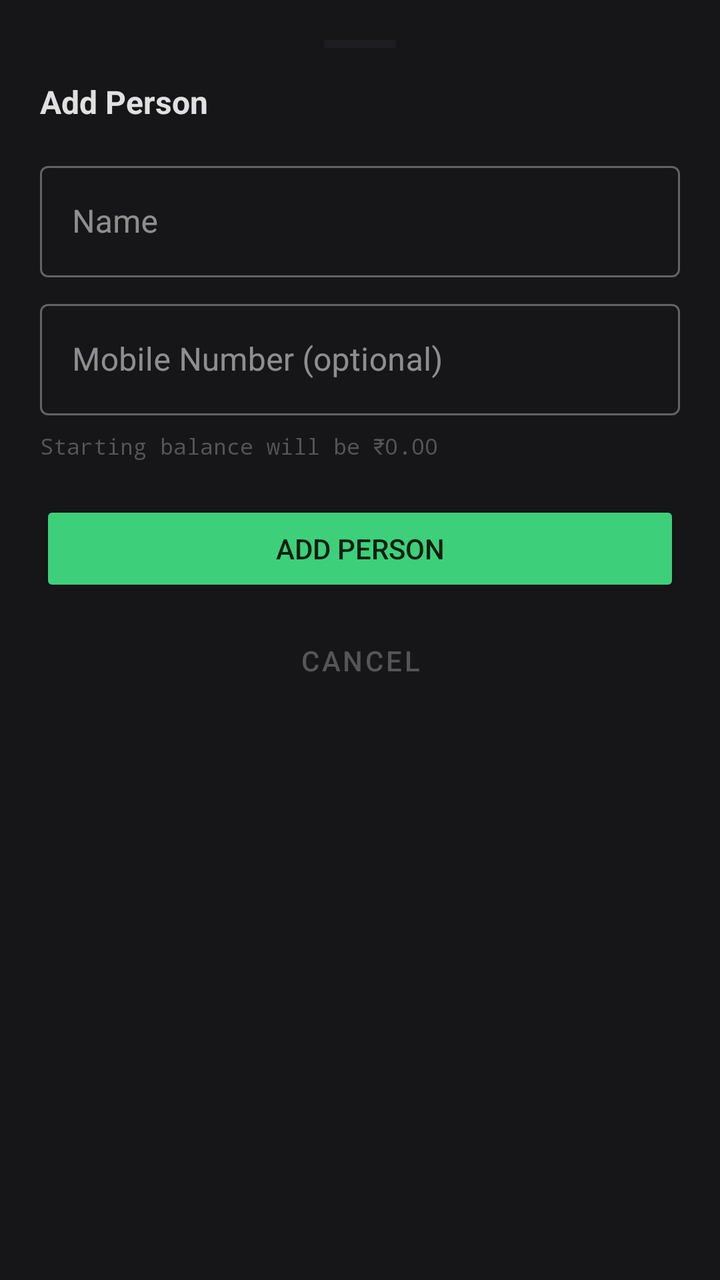
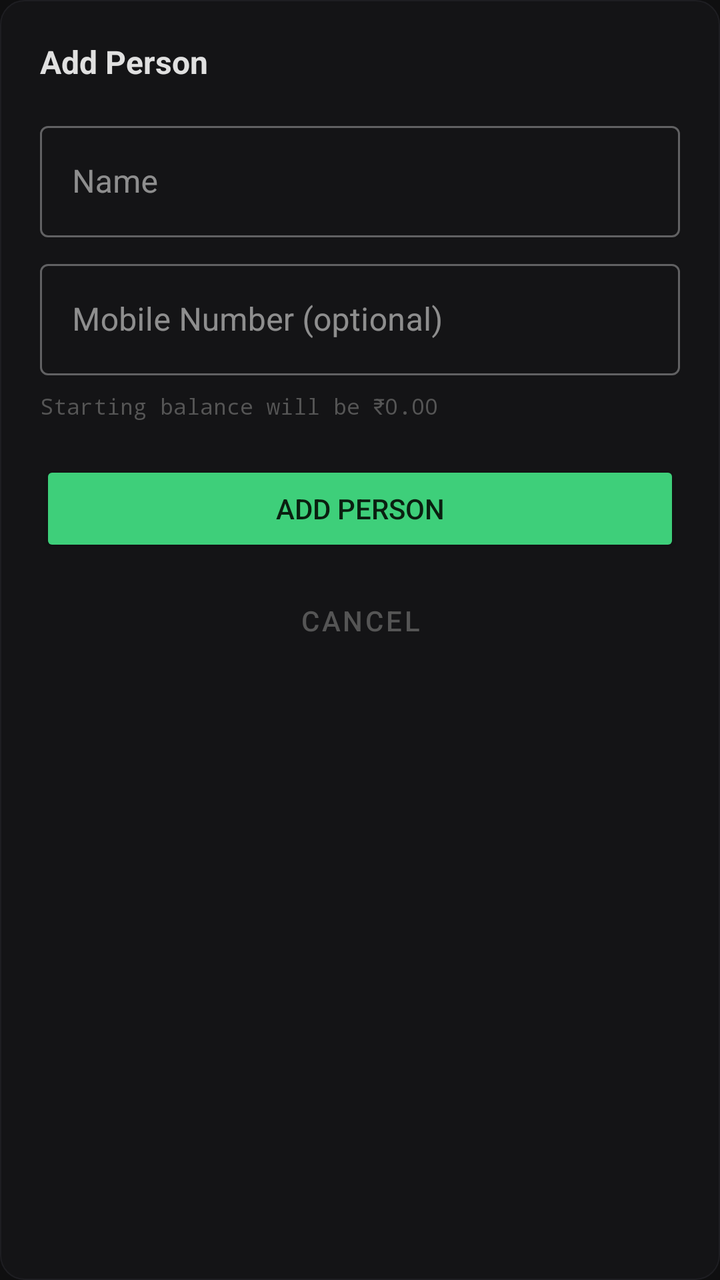

The first picture is an Android layout as it rendered before a commit; the second is the same layout after the commit. The layout source and the unified diff follow.
<!-- AndroidManifest.xml: application theme Theme.OfflineLedger -->
<!-- res/layout/sheet_add_person.xml -->
<?xml version="1.0" encoding="utf-8"?>
<LinearLayout
    xmlns:android="http://schemas.android.com/apk/res/android"
    android:layout_width="match_parent"
    android:layout_height="wrap_content"
    android:orientation="vertical"
    android:padding="20dp"
    android:background="@color/bg_sheet">

    
    <View
        android:layout_width="36dp"
        android:layout_height="4dp"
        android:background="@color/divider"
        android:layout_gravity="center_horizontal"
        android:layout_marginBottom="16dp"/>

    <TextView
        android:id="@+id/tvSheetTitle"
        android:layout_width="wrap_content"
        android:layout_height="wrap_content"
        android:text="Add Person"
        android:textColor="@color/primary_text"
        android:textSize="16sp"
        android:textStyle="bold"
        android:layout_marginBottom="16dp"/>

    <com.google.android.material.textfield.TextInputLayout
        android:layout_width="match_parent"
        android:layout_height="wrap_content"
        android:hint="Name"
        style="@style/Widget.MaterialComponents.TextInputLayout.OutlinedBox"
        android:layout_marginBottom="8dp">

        <com.google.android.material.textfield.TextInputEditText
            android:id="@+id/etName"
            android:layout_width="match_parent"
            android:layout_height="wrap_content"
            android:inputType="textPersonName|textCapWords"
            android:imeOptions="actionNext"
            android:textColor="@color/primary_text"/>

    </com.google.android.material.textfield.TextInputLayout>

    <com.google.android.material.textfield.TextInputLayout
        android:layout_width="match_parent"
        android:layout_height="wrap_content"
        android:hint="Mobile Number (optional)"
        style="@style/Widget.MaterialComponents.TextInputLayout.OutlinedBox"
        android:layout_marginBottom="8dp">

        <com.google.android.material.textfield.TextInputEditText
            android:id="@+id/etMobile"
            android:layout_width="match_parent"
            android:layout_height="wrap_content"
            android:inputType="phone"
            android:imeOptions="actionDone"
            android:textColor="@color/primary_text"/>

    </com.google.android.material.textfield.TextInputLayout>

    <TextView
        android:layout_width="wrap_content"
        android:layout_height="wrap_content"
        android:text="Starting balance will be ₹0.00"
        android:textColor="@color/hint_text"
        android:textSize="11sp"
        android:fontFamily="monospace"
        android:layout_marginBottom="20dp"/>

    <Button
        android:id="@+id/btnAdd"
        android:layout_width="match_parent"
        android:layout_height="48dp"
        android:text="Add Person"
        android:backgroundTint="@color/color_positive"
        android:textColor="@color/fab_icon_tint"
        android:layout_marginBottom="8dp"/>

    <Button
        android:id="@+id/btnCancel"
        style="@style/Widget.MaterialComponents.Button.TextButton"
        android:layout_width="match_parent"
        android:layout_height="wrap_content"
        android:text="Cancel"
        android:textColor="@color/hint_text"/>

</LinearLayout>
<!-- resources referenced by this layout -->
<resources>
  <color name="bg_sheet">#161618</color>
  <color name="color_positive">#3ECF7A</color>
  <color name="divider">#1E1E22</color>
  <color name="fab_icon_tint">#0A1F10</color>
  <color name="hint_text">#555555</color>
  <color name="primary_text">#E0E0E0</color>
  <style name="Theme.OfflineLedger" parent="Theme.MaterialComponents.DayNight.NoActionBar">
          <item name="colorPrimary">@color/colorPrimary</item>
          <item name="colorPrimaryVariant">@color/colorPrimaryVariant</item>
          <item name="colorOnPrimary">@color/colorOnPrimary</item>
          <item name="colorSecondary">@color/colorSecondary</item>
          <item name="colorOnSecondary">@color/colorOnSecondary</item>
          <item name="colorError">@color/colorError</item>
          <item name="colorOnError">@color/colorOnError</item>
          <item name="android:colorBackground">@color/colorBackground</item>
          <item name="colorOnBackground">@color/colorOnBackground</item>
          <item name="colorSurface">@color/colorSurface</item>
          <item name="colorOnSurface">@color/colorOnSurface</item>
          <item name="android:windowBackground">@color/bg_primary</item>
          <item name="android:statusBarColor">@color/bg_primary</item>
          <item name="android:navigationBarColor">@color/bg_primary</item>
          <item name="android:windowLightStatusBar">false</item>
          <item name="android:textColorPrimary">@color/primary_text</item>
          <item name="android:textColorSecondary">@color/secondary_text</item>
          <item name="android:textColorHint">@color/hint_text</item>
          <item name="materialAlertDialogTheme">@style/ThemeOverlay.MaterialComponents.Dialog.Alert</item>
      </style>
  <color name="colorPrimary">#3ECF7A</color>
  <color name="colorPrimaryVariant">#2A9A58</color>
  <color name="colorOnPrimary">#0A1F10</color>
  <color name="colorSecondary">#3ECF7A</color>
  <color name="colorOnSecondary">#0A1F10</color>
  <color name="colorError">#E05252</color>
  <color name="colorOnError">#FFFFFF</color>
  <color name="colorBackground">#0F0F10</color>
  <color name="colorOnBackground">#E0E0E0</color>
  <color name="colorSurface">#141416</color>
  <color name="colorOnSurface">#E0E0E0</color>
  <color name="bg_primary">#0F0F10</color>
  <color name="secondary_text">#999999</color>
</resources>

<!-- the commit's change to res/layout/sheet_add_person.xml (unified diff, before → after) -->
@@ -5,15 +5,7 @@
     android:layout_height="wrap_content"
     android:orientation="vertical"
     android:padding="20dp"
-    android:background="@color/bg_sheet">
-
-    
-    <View
-        android:layout_width="36dp"
-        android:layout_height="4dp"
-        android:background="@color/divider"
-        android:layout_gravity="center_horizontal"
-        android:layout_marginBottom="16dp"/>
+    android:background="@drawable/bg_card">
 
     <TextView
         android:id="@+id/tvSheetTitle"
<!-- resource entries referenced after the edit -->
@@ -1,11 +1,16 @@
 <!-- resources referenced by this layout -->
 <resources>
-  <color name="bg_sheet">#161618</color>
   <color name="color_positive">#3ECF7A</color>
-  <color name="divider">#1E1E22</color>
   <color name="fab_icon_tint">#0A1F10</color>
   <color name="hint_text">#555555</color>
   <color name="primary_text">#E0E0E0</color>
+  <!-- drawable bg_card (drawable) -->
+  <?xml version="1.0" encoding="utf-8"?>
+  <shape xmlns:android="http://schemas.android.com/apk/res/android">
+      <solid android:color="@color/bg_card"/>
+      <corners android:radius="12dp"/>
+      <stroke android:width="0.5dp" android:color="@color/divider"/>
+  </shape>
   <style name="Theme.OfflineLedger" parent="Theme.MaterialComponents.DayNight.NoActionBar">
           <item name="colorPrimary">@color/colorPrimary</item>
           <item name="colorPrimaryVariant">@color/colorPrimaryVariant</item>
@@ -27,6 +32,8 @@
           <item name="android:textColorHint">@color/hint_text</item>
           <item name="materialAlertDialogTheme">@style/ThemeOverlay.MaterialComponents.Dialog.Alert</item>
       </style>
+  <color name="bg_card">#141416</color>
+  <color name="divider">#1E1E22</color>
   <color name="colorPrimary">#3ECF7A</color>
   <color name="colorPrimaryVariant">#2A9A58</color>
   <color name="colorOnPrimary">#0A1F10</color>
